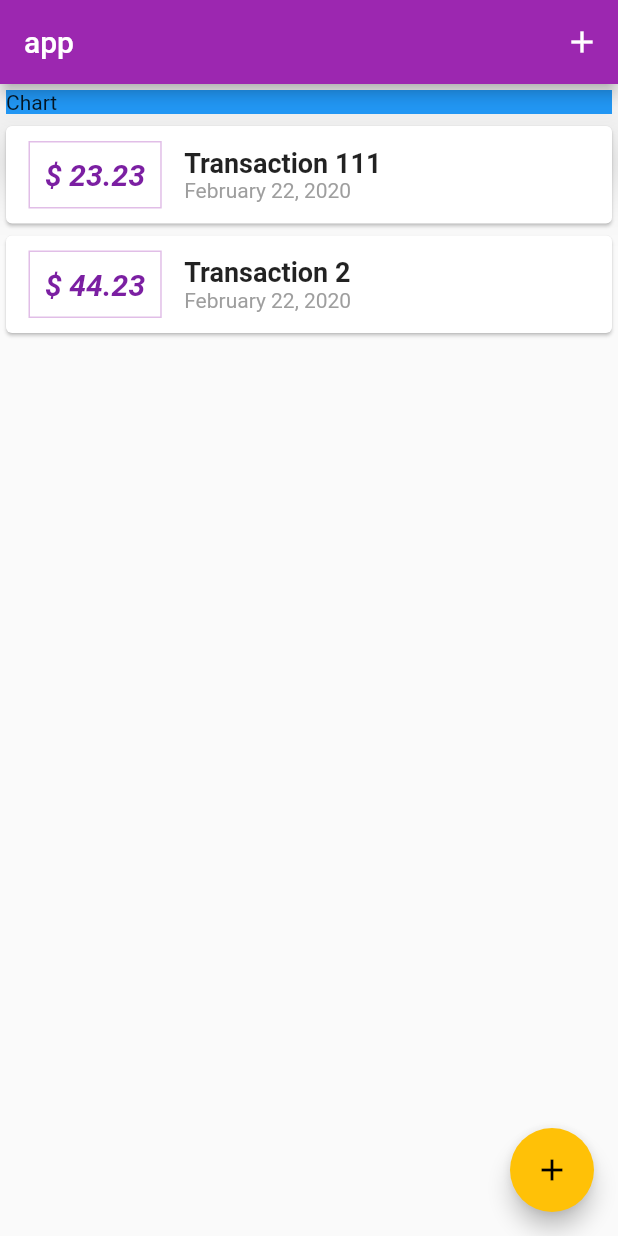
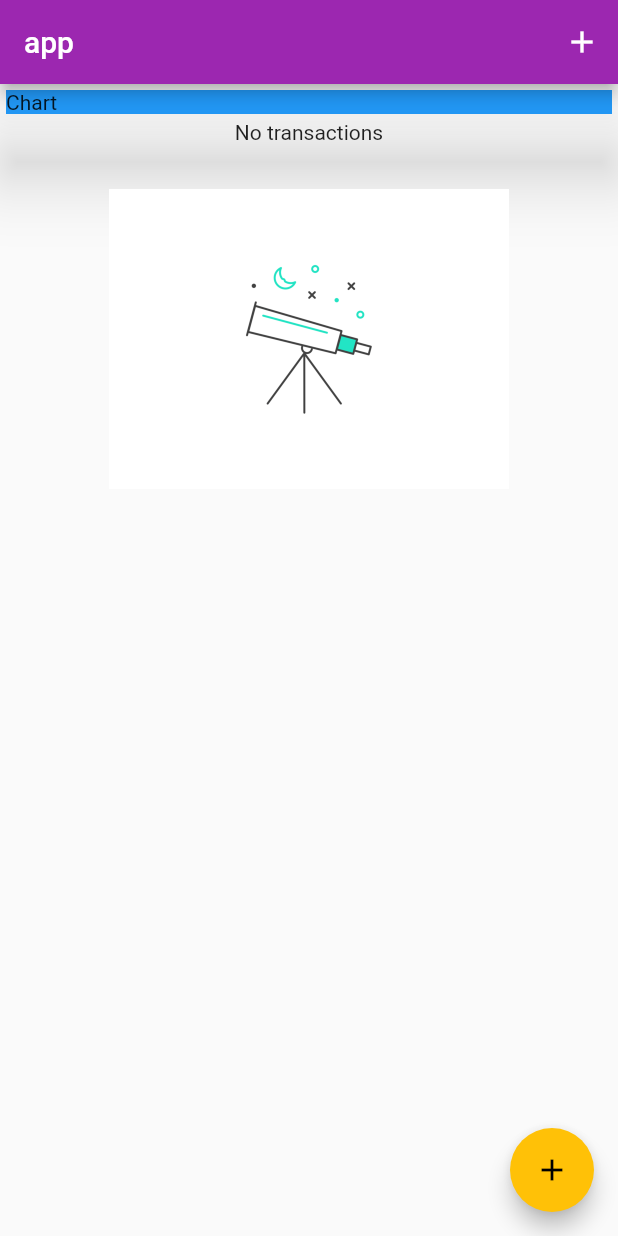
Before and after one commit to amovsisyan/flutter-expense-app, a Flutter app: the screen it shows after launch, on a phone screen of 412 x 824 dp. Run offline on Flutter 3.47's test engine with Material 2 defaults, Android fonts, the phone set to English and light mode, and no system bars.

```diff
--- a/lib/main.dart
+++ b/lib/main.dart
@@ -10,10 +10,7 @@ class MyApp extends StatelessWidget {
   Widget build(BuildContext context) {
     return MaterialApp(
       title: 'Personal app',
-      theme: ThemeData(
-        primarySwatch: Colors.purple,
-        accentColor: Colors.amber
-      ),
+      theme: ThemeData(primarySwatch: Colors.purple, accentColor: Colors.amber),
       home: MyHomePage(),
     );
   }
@@ -25,18 +22,7 @@ class MyHomePage extends StatefulWidget {
 }
 
 class _MyHomePageState extends State<MyHomePage> {
-  final List<Transaction> transactions = [
-    Transaction(
-        id: '123',
-        title: 'Transaction 111',
-        amount: 23.23,
-        createdAt: DateTime.now()),
-    Transaction(
-        id: '124',
-        title: 'Transaction 2',
-        amount: 44.23,
-        createdAt: DateTime.now())
-  ];
+  final List<Transaction> transactions = [];
 
   @override
   Widget build(BuildContext context) {
@@ -62,7 +48,19 @@ class _MyHomePageState extends State<MyHomePage> {
             ),
             elevation: 20,
           ),
-          UserTransaction(transactions: this.transactions)
+          transactions.isEmpty
+              ? Column(
+                  children: <Widget>[
+                    Text('No transactions'),
+                    Container(
+                      margin: EdgeInsets.only(top: 30),
+                      height: 200,
+                      child: Image.asset('assets/imgs/no_data.png',
+                          fit: BoxFit.cover),
+                    )
+                  ],
+                )
+              : UserTransaction(transactions: this.transactions)
         ],
       ),
       floatingActionButton: FloatingActionButton(
@@ -103,7 +101,6 @@ class _MyHomePageState extends State<MyHomePage> {
   onSubmit(String titleInput, double amount) {
     this._addNewTransaction(titleInput, amount);
 
-
     Navigator.of(context).pop();
   }
 }
--- a/pubspec.yaml
+++ b/pubspec.yaml
@@ -42,8 +42,8 @@ flutter:
   uses-material-design: true
 
   # To add assets to your application, add an assets section, like this:
-  # assets:
-  #  - images/a_dot_burr.jpeg
+  assets:
+    - assets/imgs/no_data.png
   #  - images/a_dot_ham.jpeg
 
   # An image asset can refer to one or more resolution-specific "variants", see
```
Also changed, not shown: assets/imgs/no_data.png (added).
